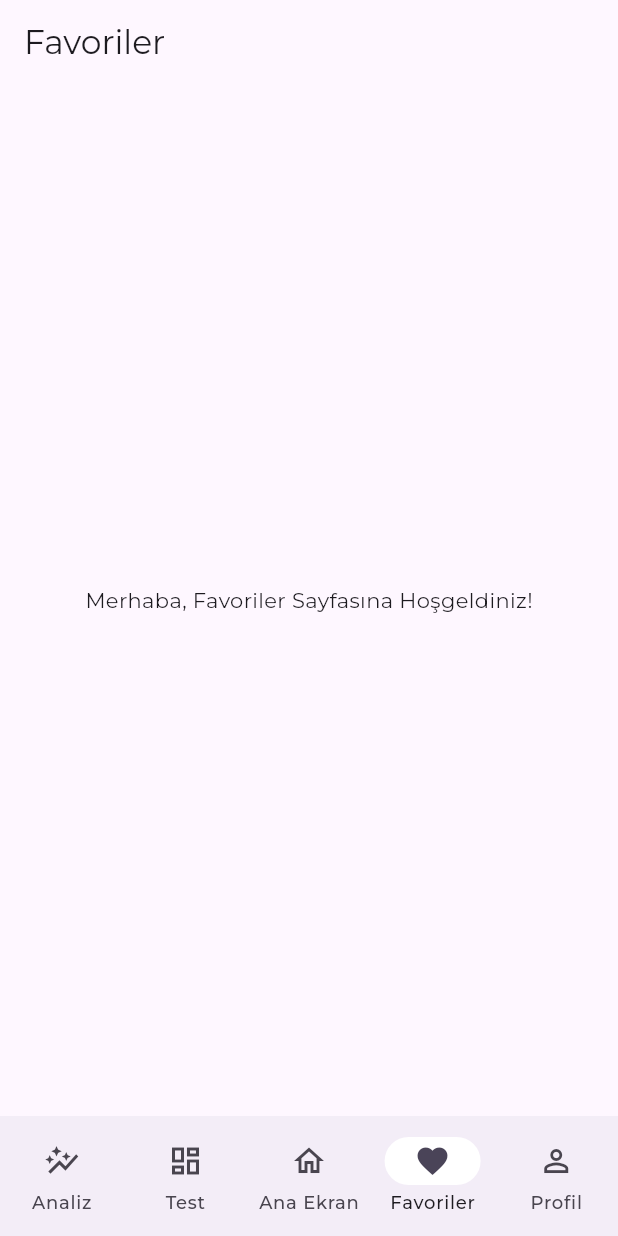
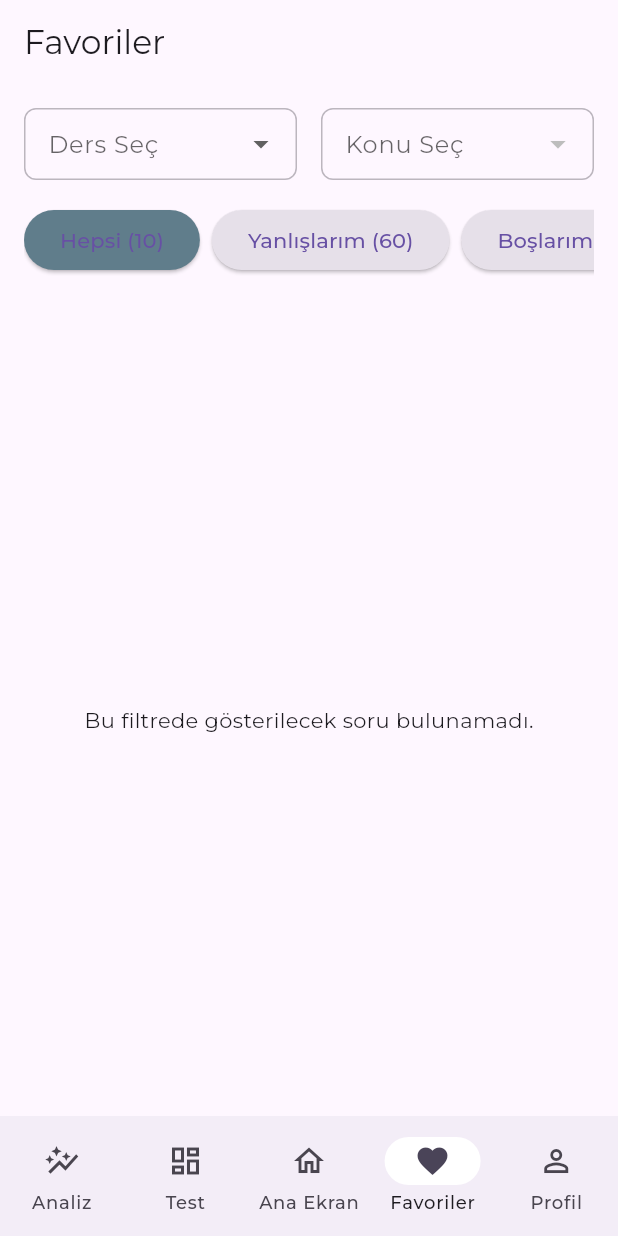
Before and after one commit to Kaan-GUL60/yks_destek, a Flutter app: the HomePage screen opened by its route, item 4 of the bottom bar chosen, on a phone screen of 412 x 824 dp. Run offline on Flutter 3.47's test engine with Material 3 defaults, Android fonts, the phone set to English and light mode, and no system bars; our stand-ins replace cloud_firestore, firebase_auth, firebase_core, fl_chart, flutter_riverpod, flutter_svg and 5 more; accounts and stored records are empty.

Commit message:
soru görüntüleme listview builder kısmı yapıldı. filtrelemelere göre sorular listeleniyor. soruya tıklanınca ayrı bi sayfada soruyu ilkel görüntülüyor ve geri dönüyor. fakat sayfaların her açılışta yeniden render edilmesi ayarlanamadı. Bunun yapılması lazım. Bir de kullanıcı adı anaekranda okunmuyor onunda hazırlanması lazım

```diff
--- a/lib/ana_ekran/home.dart
+++ b/lib/ana_ekran/home.dart
@@ -4,7 +4,7 @@ import 'package:kgsyks_destek/ana_ekran/home_state.dart';
 import 'package:kgsyks_destek/navigation_bar/nav_bar.dart';
 import 'package:kgsyks_destek/pages/ana_ekran.dart';
 import 'package:kgsyks_destek/pages/analiz_page.dart';
-import 'package:kgsyks_destek/pages/favoriler_page.dart';
+import 'package:kgsyks_destek/pages/favoriler_page/favoriler_page.dart';
 import 'package:kgsyks_destek/pages/profil_page.dart';
 import 'package:kgsyks_destek/pages/soru_ekle/soru_ekle.dart';
 
@@ -23,7 +23,7 @@ class HomePage extends ConsumerWidget {
     final selectedIndex = ref.watch(bottomNavIndexProvider);
 
     return Scaffold(
-      body: IndexedStack(index: selectedIndex, children: pages),
+      body: pages[selectedIndex],
       bottomNavigationBar: const CustomBottomNavigationBar(),
     );
   }
--- a/lib/pages/favoriler_page.dart
+++ /dev/null
@@ -1,20 +0,0 @@
-import 'package:flutter/material.dart';
-
-class FavorilerPage extends StatefulWidget {
-  const FavorilerPage({super.key});
-
-  @override
-  State<FavorilerPage> createState() => _FavorilerPageState();
-}
-
-class _FavorilerPageState extends State<FavorilerPage> {
-  @override
-  Widget build(BuildContext context) {
-    return Scaffold(
-      appBar: AppBar(title: const Text('Favoriler')),
-      body: const Center(
-        child: Text('Merhaba, Favoriler Sayfasına Hoşgeldiniz!'),
-      ),
-    );
-  }
-}
--- /dev/null
+++ b/lib/pages/favoriler_page/favoriler_page.dart
@@ -0,0 +1,344 @@
+// ignore_for_file: avoid_print
+
+import 'dart:io';
+import 'package:flutter/material.dart';
+import 'package:flutter_riverpod/flutter_riverpod.dart';
+import 'package:go_router/go_router.dart';
+import 'package:kgsyks_destek/go_router/router.dart';
+import 'package:kgsyks_destek/pages/favoriler_page/sorular_list_provider.dart';
+
+import 'package:kgsyks_destek/pages/soru_ekle/soru_model.dart';
+
+class FavorilerPage extends ConsumerWidget {
+  const FavorilerPage({super.key});
+
+  @override
+  Widget build(BuildContext context, WidgetRef ref) {
+    return Scaffold(
+      appBar: AppBar(
+        title: const Text('Favoriler'),
+        // elevation: 0, // AppBar'ın varsayılan stilini temadan alması daha iyi
+      ),
+      body: const Column(
+        children: [
+          _FilterControls(), // Filtre Butonları
+          SizedBox(height: 16),
+          Expanded(child: _SorularListesi()), // Soru Listesi
+        ],
+      ),
+    );
+  }
+}
+
+// FİLTRE KONTROLLERİ WIDGET'I
+class _FilterControls extends ConsumerWidget {
+  const _FilterControls();
+
+  @override
+  Widget build(BuildContext context, WidgetRef ref) {
+    // Mevcut temayı context üzerinden alıyoruz
+    final theme = Theme.of(context);
+    final colorScheme = theme.colorScheme;
+
+    // Provider'lardan state ve listeleri alıyoruz
+    final filterState = ref.watch(sorularFilterProvider);
+    final dersler = ref.watch(dersListProvider);
+    final konular = ref.watch(konuListProvider);
+    final notifier = ref.read(sorularFilterProvider.notifier);
+
+    // Dropdown stilini temadan alacak şekilde güncelliyoruz
+    final dropdownDecoration = InputDecoration(
+      border: OutlineInputBorder(borderRadius: BorderRadius.circular(8)),
+      contentPadding: const EdgeInsets.symmetric(horizontal: 12, vertical: 8),
+      enabledBorder: OutlineInputBorder(
+        borderSide: BorderSide(
+          color: colorScheme.outline.withValues(alpha: 0.5),
+        ),
+        borderRadius: BorderRadius.circular(8),
+      ),
+      focusedBorder: OutlineInputBorder(
+        borderSide: BorderSide(color: colorScheme.primary),
+        borderRadius: BorderRadius.circular(8),
+      ),
+    );
+
+    return Padding(
+      padding: const EdgeInsets.all(16.0),
+      child: Column(
+        children: [
+          // --- Ders ve Konu Filtreleri ---
+          Row(
+            children: [
+              // Ders Dropdown
+              Expanded(
+                child: DropdownButtonFormField<String>(
+                  initialValue:
+                      filterState['ders'], // initialValue yerine value kullandık
+                  hint: Text(
+                    'Ders Seç',
+                    style: TextStyle(color: theme.hintColor),
+                  ),
+                  isExpanded: true,
+                  dropdownColor: theme.cardColor, // Açılır menü arkaplanı
+                  style: theme.textTheme.bodyLarge, // Yazı stili temadan
+                  decoration: dropdownDecoration,
+                  items: dersler.map((ders) {
+                    return DropdownMenuItem(value: ders, child: Text(ders));
+                  }).toList(),
+                  onChanged: (value) => notifier.setDers(value),
+                ),
+              ),
+              const SizedBox(width: 16),
+              // Konu Dropdown
+              Expanded(
+                child: DropdownButtonFormField<String>(
+                  initialValue:
+                      filterState['konu'], // initialValue yerine value kullandık
+                  hint: Text(
+                    'Konu Seç',
+                    style: TextStyle(color: theme.hintColor),
+                  ),
+                  isExpanded: true,
+                  dropdownColor: theme.cardColor,
+                  style: theme.textTheme.bodyLarge,
+                  decoration: dropdownDecoration,
+                  items: (filterState['ders'] != null)
+                      ? konular.map((konu) {
+                          return DropdownMenuItem(
+                            value: konu,
+                            child: Text(konu),
+                          );
+                        }).toList()
+                      : [],
+                  onChanged: (value) => notifier.setKonu(value),
+                ),
+              ),
+            ],
+          ),
+          const SizedBox(height: 16),
+
+          // --- Durum Filtreleri ---
+          SingleChildScrollView(
+            scrollDirection: Axis.horizontal,
+            child: Row(
+              children: [
+                FilterButton(
+                  label: 'Hepsi',
+                  count: 10,
+                  isSelected: filterState['durum'] == DurumFiltresi.hepsi,
+                  // Temanın ana rengini kullanıyoruz
+                  color: Colors.blueGrey,
+                  onPressed: () => notifier.setDurum(DurumFiltresi.hepsi),
+                ),
+                const SizedBox(width: 8),
+                FilterButton(
+                  label: 'Yanlışlarım',
+                  count: 60,
+                  isSelected: filterState['durum'] == DurumFiltresi.yanlislarim,
+                  // Temanın 'hata' rengini kullanıyoruz
+                  color: Colors.blueGrey,
+                  onPressed: () => notifier.setDurum(DurumFiltresi.yanlislarim),
+                ),
+                const SizedBox(width: 8),
+                FilterButton(
+                  label: 'Boşlarım',
+                  count: 38,
+                  isSelected: filterState['durum'] == DurumFiltresi.boslarim,
+                  // Temanın ikincil rengini kullanıyoruz
+                  color: Colors.blueGrey,
+                  onPressed: () => notifier.setDurum(DurumFiltresi.boslarim),
+                ),
+                const SizedBox(width: 8),
+                FilterButton(
+                  label: 'Tamamladıklarım',
+                  count: 18,
+                  isSelected:
+                      filterState['durum'] == DurumFiltresi.tamamladiklarim,
+                  // Statik Yeşil yerine sistemin kendi renklerinden birini atıyoruz
+                  color: Colors
+                      .blueGrey, // Durum renkleri evrensel olduğu için kalabilir
+                  onPressed: () =>
+                      notifier.setDurum(DurumFiltresi.tamamladiklarim),
+                ),
+              ],
+            ),
+          ),
+        ],
+      ),
+    );
+  }
+}
+
+// SORU LİSTESİ WIDGET'I
+class _SorularListesi extends ConsumerWidget {
+  const _SorularListesi();
+
+  @override
+  Widget build(BuildContext context, WidgetRef ref) {
+    final allSorularAsync = ref.watch(allSorularProvider);
+    final filteredSorular = ref.watch(filteredSorularProvider);
+
+    return allSorularAsync.when(
+      loading: () => const Center(child: CircularProgressIndicator()),
+      error: (err, stack) => Center(child: Text('Hata: $err')),
+      data: (_) {
+        if (filteredSorular.isEmpty) {
+          return const Center(
+            child: Text('Bu filtrede gösterilecek soru bulunamadı.'),
+          );
+        }
+        return ListView.builder(
+          itemCount: filteredSorular.length,
+          itemBuilder: (context, index) {
+            final soru = filteredSorular[index];
+            return _SoruCard(soru: soru);
+          },
+        );
+      },
+    );
+  }
+}
+
+// TEK BİR SORU KARTI WIDGET'I
+class _SoruCard extends StatelessWidget {
+  final SoruModel soru;
+  const _SoruCard({required this.soru});
+
+  // Duruma göre renk döndüren fonksiyon.
+  // Bu renkler (kırmızı, yeşil) evrensel durum bildirdiği için
+  // tema rengi yerine statik kalmaları daha anlamlıdır.
+  Color _getDurumColor(String durum) {
+    if (durum == 'Öğrenildi') return Colors.green;
+    if (durum == 'Beklemede') return Colors.grey;
+    return Colors.red;
+  }
+
+  @override
+  Widget build(BuildContext context) {
+    final theme = Theme.of(context);
+    final textTheme = theme.textTheme;
+
+    return GestureDetector(
+      onTap: () async {
+        print("Soru ID: ${soru.id} tıklandı.");
+        context.pushNamed(
+          AppRoute.soruViewer.name,
+          pathParameters: {"id": soru.id.toString()},
+        );
+      },
+      child: Card(
+        margin: const EdgeInsets.symmetric(horizontal: 16, vertical: 8),
+        shape: RoundedRectangleBorder(borderRadius: BorderRadius.circular(12)),
+        // Card'ın rengi otomatik olarak temadan gelir (theme.cardColor)
+        child: Padding(
+          padding: const EdgeInsets.all(12.0),
+          child: Row(
+            children: [
+              // Soru Resmi (Thumbnail)
+              SizedBox(
+                width: 80,
+                height: 80,
+                child: ClipRRect(
+                  borderRadius: BorderRadius.circular(8),
+                  child: Image.file(
+                    File(soru.imagePath),
+                    fit: BoxFit.cover,
+                    errorBuilder: (context, error, stackTrace) {
+                      return Icon(
+                        Icons.image_not_supported,
+                        // Hata ikonunun rengi de temadan gelir
+                        color: theme.colorScheme.onSurface.withValues(
+                          alpha: 0.4,
+                        ),
+                      );
+                    },
+                  ),
+                ),
+              ),
+              const SizedBox(width: 16),
+              // Soru Bilgileri
+              Expanded(
+                child: Column(
+                  crossAxisAlignment: CrossAxisAlignment.start,
+                  children: [
+                    Text(
+                      soru.konu,
+                      // Yazı stilleri ve renkleri artık temadan geliyor
+                      style: textTheme.titleMedium,
+                    ),
+                    const SizedBox(height: 4),
+                    Text(soru.hataNedeni, style: textTheme.bodyLarge),
+                    const SizedBox(height: 8),
+                    Text(
+                      soru.aciklama ?? '',
+                      maxLines: 1,
+                      overflow: TextOverflow.ellipsis,
+                      style: textTheme.bodyMedium?.copyWith(
+                        color: theme.colorScheme.onSurface.withValues(
+                          alpha: 0.7,
+                        ),
+                      ),
+                    ),
+                  ],
+                ),
+              ),
+              // Sağ Taraftaki İkonlar
+              Column(
+                mainAxisAlignment: MainAxisAlignment.spaceBetween,
+                children: [
+                  Container(
+                    width: 8,
+                    height: 8,
+                    decoration: BoxDecoration(
+                      color: _getDurumColor(soru.durum),
+                      shape: BoxShape.circle,
+                    ),
+                  ),
+                  const SizedBox(height: 20),
+                  // Icon rengi de otomatik olarak temadan gelir (IconTheme)
+                  const Icon(Icons.favorite_border),
+                ],
+              ),
+            ],
+          ),
+        ),
+      ),
+    );
+  }
+}
+
+// Özel Filtre Buton Widget'ı
+class FilterButton extends StatelessWidget {
+  final String label;
+  final int count;
+  final bool isSelected;
+  final Color color;
+  final VoidCallback onPressed;
+
+  const FilterButton({
+    super.key,
+    required this.label,
+    required this.count,
+    required this.isSelected,
+    required this.color,
+    required this.onPressed,
+  });
+
+  @override
+  Widget build(BuildContext context) {
+    final theme = Theme.of(context);
+
+    // Seçili olmayan butonun rengini de temadan alıyoruz
+    final unselectedColor = theme.colorScheme.surfaceContainerHighest;
+
+    return ElevatedButton(
+      onPressed: onPressed,
+      style: ElevatedButton.styleFrom(
+        backgroundColor: isSelected ? color : unselectedColor,
+        // Buton üzerindeki yazı rengi, arkaplan rengine göre otomatik ayarlanır.
+        shape: RoundedRectangleBorder(borderRadius: BorderRadius.circular(20)),
+      ),
+      child: Text('$label ($count)'),
+    );
+  }
+}
--- /dev/null
+++ b/lib/pages/favoriler_page/sorular_list_provider.dart
@@ -0,0 +1,106 @@
+import 'package:flutter_riverpod/flutter_riverpod.dart';
+import 'package:flutter_riverpod/legacy.dart';
+
+import 'package:kgsyks_destek/pages/soru_ekle/database_helper.dart';
+import 'package:kgsyks_destek/pages/soru_ekle/listeler.dart';
+import 'package:kgsyks_destek/pages/soru_ekle/soru_model.dart'; // Model yolu
+
+// Durum Filtresi için Enum (Aynen kalıyor)
+enum DurumFiltresi { hepsi, yanlislarim, boslarim, tamamladiklarim }
+
+// 1. VERİTABANI SAĞLAYICI (Aynen kalıyor)
+final soruDatabaseProvider = Provider<DatabaseHelper>((ref) {
+  return DatabaseHelper.instance;
+});
+
+// 2. TÜM SORULARI ÇEKEN PROVIDER (Aynen kalıyor)
+final allSorularProvider = FutureProvider<List<SoruModel>>((ref) {
+  final dbHelper = ref.watch(soruDatabaseProvider);
+  return dbHelper.getAllSorular();
+});
+
+// 3. FİLTRE DURUMUNU TUTAN STATE NOTIFIER (Aynen kalıyor)
+class SorularFilterNotifier extends StateNotifier<Map<String, dynamic>> {
+  SorularFilterNotifier()
+    : super({'ders': null, 'konu': null, 'durum': DurumFiltresi.hepsi});
+
+  void setDers(String? ders) {
+    state = {'ders': ders, 'konu': null, 'durum': state['durum']};
+  }
+
+  void setKonu(String? konu) {
+    state = {...state, 'konu': konu};
+  }
+
+  void setDurum(DurumFiltresi durum) {
+    state = {...state, 'durum': durum};
+  }
+}
+
+final sorularFilterProvider =
+    StateNotifierProvider<SorularFilterNotifier, Map<String, dynamic>>((ref) {
+      return SorularFilterNotifier();
+    });
+
+// DEĞİŞEN PROVIDER'LAR ////////////////////////////////////////////////////
+
+// 5. TÜM DERSLERİN LİSTESİNİ OLUŞTURAN PROVIDER (GÜNCELLENDİ)
+// Artık veritabanını okumak yerine doğrudan listeler.dart dosyasındaki
+// 'dersler' listesini döndürüyor.
+final dersListProvider = Provider<List<String>>((ref) {
+  return dersler; // listeler.dart'tan gelen statik liste
+});
+
+// 6. SEÇİLİ DERSE GÖRE KONU LİSTESİNİ OLUŞTURAN PROVIDER (GÜNCELLENDİ)
+// Artık veritabanını filtrelemek yerine, seçilen derse göre
+// listeler.dart'taki 'konuMap'ten ilgili konu listesini getiriyor.
+final konuListProvider = Provider<List<String>>((ref) {
+  final selectedDers = ref.watch(sorularFilterProvider)['ders'];
+
+  // Eğer bir ders seçilmemişse boş liste döndür.
+  if (selectedDers == null) {
+    return [];
+  }
+  // konuMap'ten seçili derse ait konu listesini al, bulunamazsa boş liste döndür.
+  return konuMap[selectedDers] ?? [];
+});
+
+/////////////////////////////////////////////////////////////////////////
+
+// 4. FİLTRELENMİŞ LİSTEYİ OLUŞTURAN NİHAİ PROVIDER (Aynen kalıyor)
+// Bu provider'ın mantığı değişmedi çünkü o, filtrelenecek asıl sorularla ilgileniyor,
+// filtre seçeneklerinin nereden geldiğiyle değil.
+final filteredSorularProvider = Provider<List<SoruModel>>((ref) {
+  final allSorularAsyncValue = ref.watch(allSorularProvider);
+  final filter = ref.watch(sorularFilterProvider);
+
+  if (!allSorularAsyncValue.hasValue) {
+    return [];
+  }
+
+  final allSorular = allSorularAsyncValue.value!;
+
+  return allSorular.where((soru) {
+    final dersMatch = filter['ders'] == null || soru.ders == filter['ders'];
+    final konuMatch = filter['konu'] == null || soru.konu == filter['konu'];
+
+    bool durumMatch = false;
+    switch (filter['durum']) {
+      case DurumFiltresi.yanlislarim:
+        durumMatch = soru.durum == 'Öğrenilecek';
+        break;
+      case DurumFiltresi.boslarim:
+        durumMatch = soru.durum == 'Beklemede';
+        break;
+      case DurumFiltresi.tamamladiklarim:
+        durumMatch = soru.durum == 'Öğrenildi';
+        break;
+      case DurumFiltresi.hepsi:
+      default:
+        durumMatch = true;
+        break;
+    }
+
+    return dersMatch && konuMatch && durumMatch;
+  }).toList();
+});
--- a/lib/pages/soru_ekle/soru_ekle.dart
+++ b/lib/pages/soru_ekle/soru_ekle.dart
@@ -371,7 +371,11 @@ class _SoruEkleState extends ConsumerState<SoruEkle> {
       },
 
       // Butonun metnini provider'dan gelen değere göre belirliyoruz.
-      child: Text(secilenAT ?? baslik),
+      child: Text(
+        (secilenAT != null && secilenAT.length > 20)
+            ? "${secilenAT.substring(0, 20)}..."
+            : secilenAT ?? baslik,
+      ),
     );
   }
 
--- /dev/null
+++ b/lib/soru_viewer/soru_viewer.dart
@@ -0,0 +1,57 @@
+// SoruViewer'ı Riverpod ile kullanıma uygun hale getirme
+import 'dart:io';
+
+import 'package:flutter/material.dart';
+import 'package:flutter_riverpod/flutter_riverpod.dart';
+import 'package:kgsyks_destek/soru_viewer/soru_view_provider.dart'; // SoruModel dosyanızı içe aktarın
+
+class SoruViewer extends ConsumerWidget {
+  final int soruId;
+  const SoruViewer({super.key, required this.soruId});
+
+  @override
+  Widget build(BuildContext context, WidgetRef ref) {
+    // soruId'yi parametre olarak ileterek soruProvider'ı dinliyoruz
+    final soruAsyncValue = ref.watch(soruProvider(soruId));
+
+    return Scaffold(
+      appBar: AppBar(title: const Text("Soru Detayları")),
+      body: soruAsyncValue.when(
+        // Veri yüklenirken gösterilecek widget
+        loading: () => const Center(child: CircularProgressIndicator()),
+
+        // Bir hata oluştuğunda gösterilecek widget
+        error: (error, stack) => Center(child: Text('Bir hata oluştu: $error')),
+
+        // Veri başarıyla yüklendiğinde gösterilecek widget
+        data: (soru) {
+          if (soru == null) {
+            return const Center(child: Text("Soru bulunamadı."));
+          }
+
+          return Padding(
+            padding: const EdgeInsets.all(16.0),
+            child: Column(
+              crossAxisAlignment: CrossAxisAlignment.start,
+              children: [
+                Text(
+                  'Soru ID: ${soru.id}',
+                  style: Theme.of(context).textTheme.titleLarge,
+                ),
+                const SizedBox(height: 10),
+                Text('Ders: ${soru.ders}'),
+                Text('Konu: ${soru.konu}'),
+                Text('Durum: ${soru.durum}'),
+                // Geri kalan verileri bu şekilde ekleyebilirsiniz
+                if (soru.imagePath.isNotEmpty)
+                  Image.file(
+                    File(soru.imagePath),
+                  ), // Veya Image.file(File(soru.imagePath))
+              ],
+            ),
+          );
+        },
+      ),
+    );
+  }
+}
```
Also changed, not shown: lib/go_router/router.dart (+33 -1 lines), lib/pages/ana_ekran.dart (+18 -1 lines), lib/pages/soru_ekle/database_helper.dart (+17 -0 lines), lib/pages/soru_ekle/listeler.dart (+14 -0 lines), lib/sign/bilgi_ekle_provider.dart (+4 -3 lines), lib/soru_viewer/soru_view_provider.dart (added, +9 -0 lines), lib/pages/favoriler_page/soru_list_widget.dart (added).
